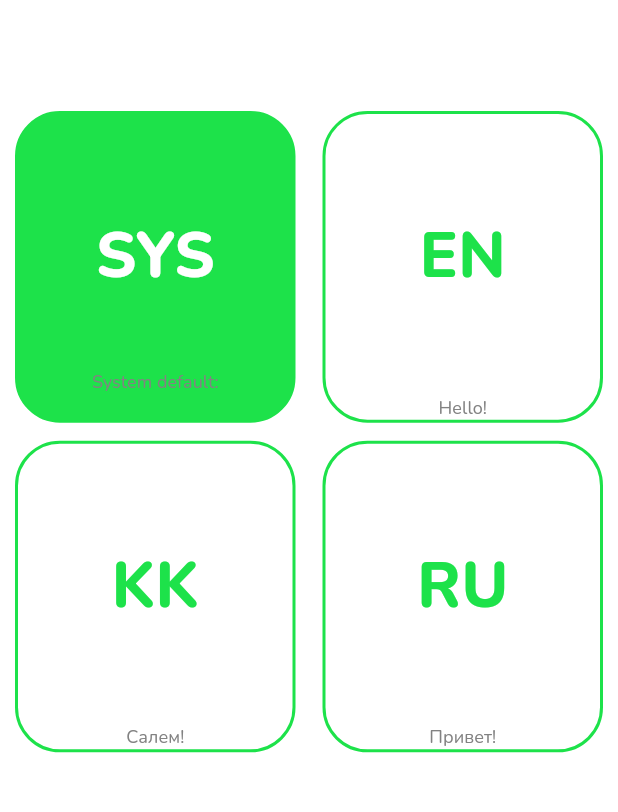
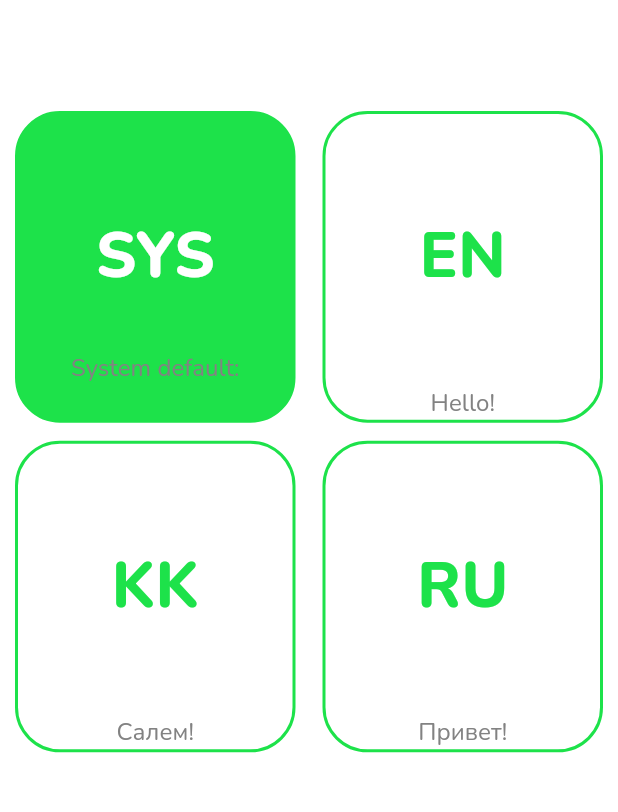
Before and after one commit to DES-Destry/PetIdMobile, a Flutter app: the screen it shows after launch, on a phone screen of 412 x 824 dp, the part 333-1145 px from its top. Run offline on Flutter 3.47's test engine with Material 3 defaults, Android fonts, the light colour scheme and no system bars; our stand-ins replace shared_preferences.

Commit message:
fix: font size of language caption

```diff
--- a/lib/components/language_selector_button.dart
+++ b/lib/components/language_selector_button.dart
@@ -45,7 +45,7 @@ class _LanguageSelectorButtonState extends State<LanguageSelectorButton> {
                 alignment: Alignment.bottomCenter,
                 child: Text(widget.caption ?? '',
                     style: TextStyle(
-                      fontSize: 12,
+                      fontSize: 16,
                       letterSpacing: 0.05,
                       fontWeight: FontWeight.normal,
                       color: AppPalette.currentPalette.accent,
```
